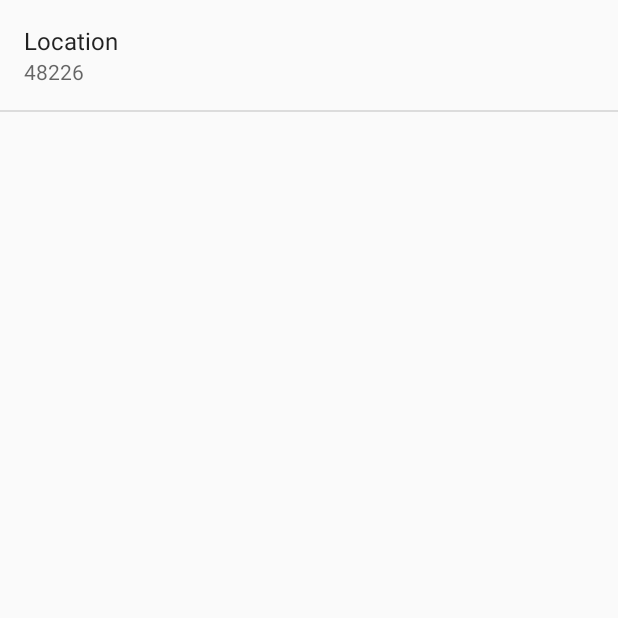
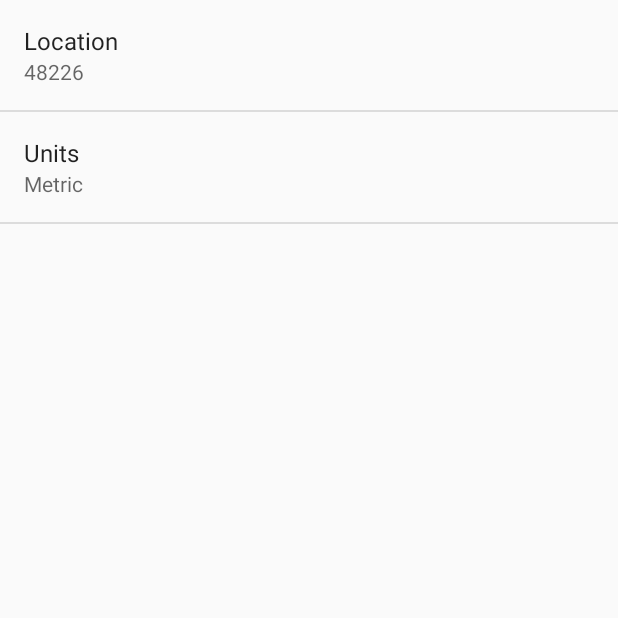
Before and after one commit to SaviourSelf/SunshineProject, an Android app: the SettingsActivity screen opened directly, with no data from a screen before it, on a phone screen of 412 x 824 dp, the top half of it. Run offline under Robolectric (Android 15) with nearby library versions, the phone set to English and light mode, and no system bars.

Commit message:
Add units change from Metric to Imperial.

```diff
--- a/app/src/main/java/com/example/justinlewis/sunshine/SettingsActivity.java
+++ b/app/src/main/java/com/example/justinlewis/sunshine/SettingsActivity.java
@@ -27,6 +27,7 @@ public class SettingsActivity extends PreferenceActivity
         // For all preferences, attach an OnPreferenceChangeListener so the UI summary can be
         // updated when the preference changes.
         bindPreferenceSummaryToValue(findPreference(getString(R.string.pref_location_key)));
+        bindPreferenceSummaryToValue(findPreference(getString(R.string.pref_units_key)));
     }
 
     /**
--- /dev/null
+++ b/app/src/main/res/values/arrays.xml
@@ -0,0 +1,12 @@
+<?xml version="1.0" encoding="utf-8"?>
+<resources>
+    <string-array name="pref_units_options">
+        <item>@string/pref_units_metric</item>
+        <item>@string/pref_units_imperial</item>
+    </string-array>
+
+    <string-array name="pref_units_values">
+        <item>@string/pref_units_metric</item>
+        <item>@string/pref_units_imperial</item>
+    </string-array>
+</resources>
--- a/app/src/main/res/values/strings.xml
+++ b/app/src/main/res/values/strings.xml
@@ -7,4 +7,10 @@
     <string name="pref_location_label">Location</string>
     <string name="pref_location_default">48226</string>
     <string name="pref_location_key">Preference Location</string>
+
+    <string name="pref_units_label">Units</string>
+    <string name="pref_units_key">measurementUnits</string>
+    <string name="pref_units_metric">Metric</string>
+    <string name="pref_units_imperial">Imperial</string>
+
 </resources>
--- a/app/src/main/res/xml/pref_general.xml
+++ b/app/src/main/res/xml/pref_general.xml
@@ -10,4 +10,12 @@
         android:inputType="text"
         android:singleLine="true"></EditTextPreference>
 
+    <ListPreference
+        android:title="@string/pref_units_label"
+        android:key="@string/pref_units_key"
+        android:defaultValue="@string/pref_units_metric"
+        android:entryValues="@array/pref_units_values"
+        android:entries="@array/pref_units_options" ></ListPreference>
+
+
 </PreferenceScreen>
```
Also changed, not shown: app/src/main/java/com/example/justinlewis/sunshine/MainActivityFragment.java (+14 -2 lines).
